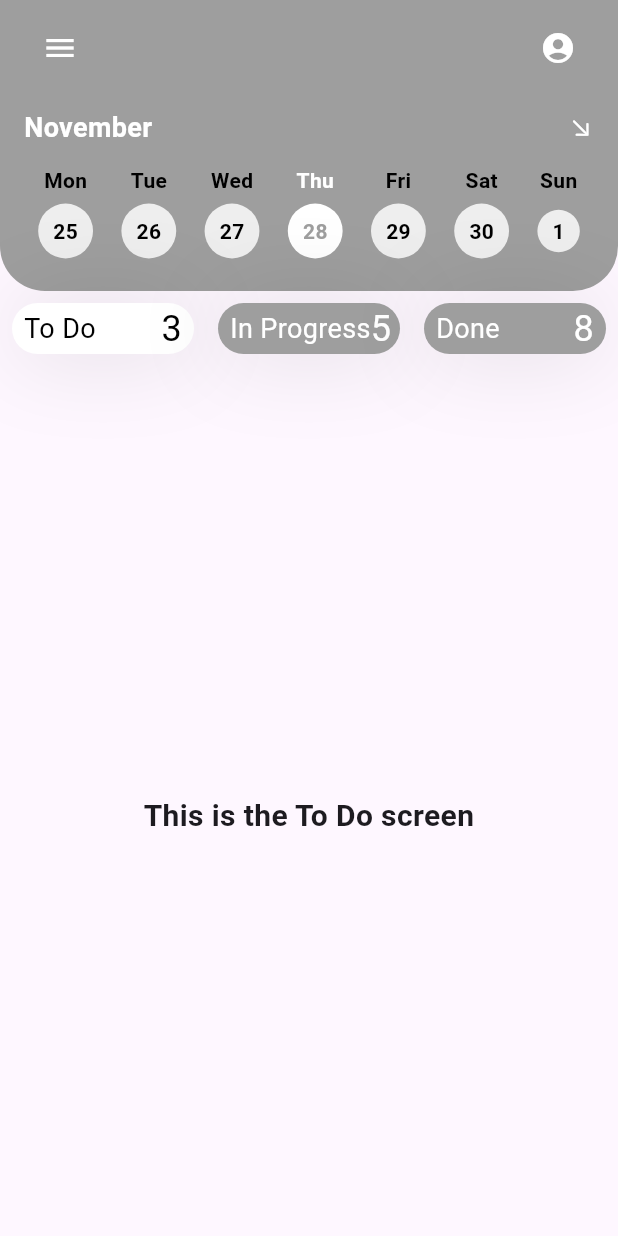
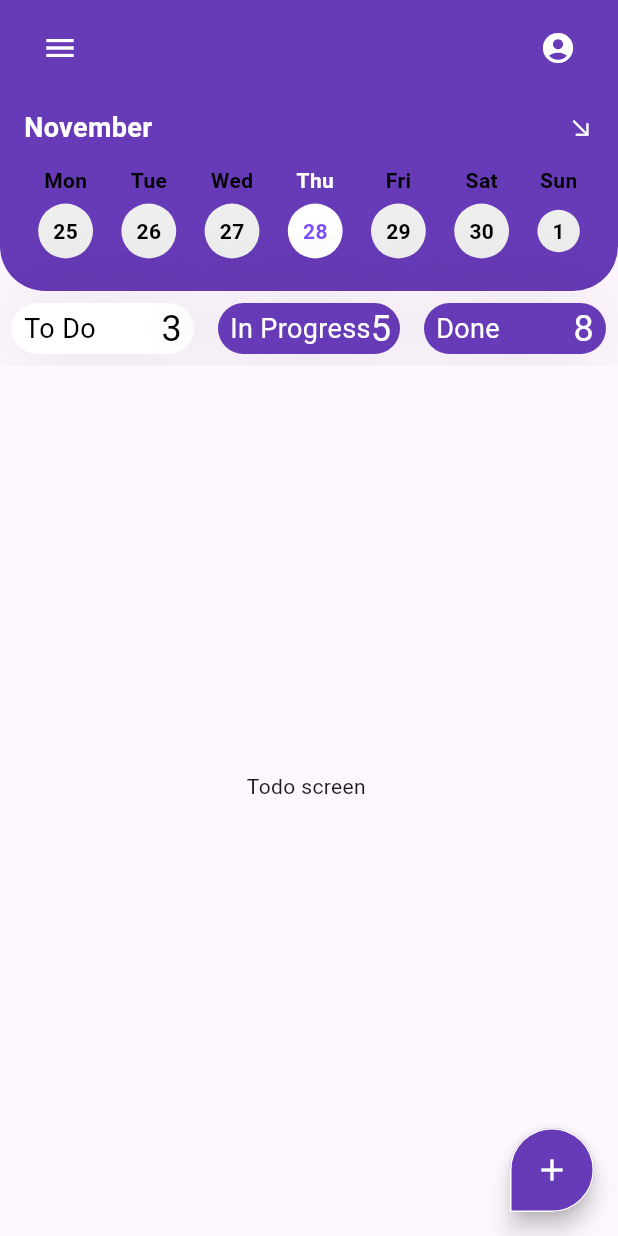
Before and after one commit to MariamAshraf200/GoalMapper, a Flutter app: the screen it shows after launch, on a phone screen of 412 x 824 dp. Run offline on Flutter 3.47's test engine with Material 3 defaults, Android fonts, the light colour scheme and no system bars.

Commit message:
AddNewTaskUI

```diff
--- /dev/null
+++ b/lib/feature/home/presintation/Widget/customContainerAddnewTask.dart
@@ -0,0 +1,53 @@
+
+import 'package:flutter/material.dart';
+
+class CustomContainer extends StatelessWidget {
+  final String text;
+  final TextStyle? textStyle;
+  final Alignment alignment;
+  final Color backgroundColor;
+  final double borderRadius;
+  final Function()? onTap;
+
+  const CustomContainer({
+    Key? key,
+    required this.text,
+    this.textStyle,
+    this.alignment = Alignment.center,
+    this.backgroundColor = Colors.grey,
+    this.borderRadius = 20.0,
+    this.onTap,
+  }) : super(key: key);
+
+  @override
+  Widget build(BuildContext context) {
+    return GestureDetector(
+      onTap: onTap,
+      child: Container(
+        alignment: alignment,
+        padding: const EdgeInsets.all(12.0),
+        decoration: BoxDecoration(
+          color: backgroundColor,
+          borderRadius: BorderRadius.circular(borderRadius),
+          boxShadow: [
+            BoxShadow(
+              color: Colors.black26,
+              blurRadius: 5.0,
+              offset: const Offset(2, 2),
+            ),
+          ],
+        ),
+        child: Text(
+          text,
+          style: textStyle ??
+              const TextStyle(
+                color: Colors.white,
+                fontSize: 16,
+                fontWeight: FontWeight.bold,
+              ),
+          textAlign: TextAlign.center,
+        ),
+      ),
+    );
+  }
+}
--- a/lib/feature/home/presintation/Widget/build_container.dart
+++ b/lib/feature/home/presintation/Widget/customContainerHome.dart
@@ -22,7 +22,7 @@ class CustomContainer extends StatelessWidget {
         padding: const EdgeInsets.all(8.0),
         child: Container(
           decoration: BoxDecoration(
-            color: isSelected ? Colors.white : Colors.grey,
+            color: isSelected ? Colors.white : Colors.deepPurple,
             borderRadius: BorderRadius.circular(30),
             boxShadow: const [
               BoxShadow(
--- a/lib/feature/home/presintation/Widget/data_format.dart
+++ b/lib/feature/home/presintation/Widget/data_format.dart
@@ -17,7 +17,7 @@ class DataFormat extends StatelessWidget {
       children: [
         // Header Container
         Container(
-          color: Colors.grey,
+          color: Colors.deepPurple,
           padding: const EdgeInsets.symmetric(vertical: 8.0, horizontal: 16.0),
           child: Row(
             mainAxisAlignment: MainAxisAlignment.spaceBetween,
@@ -36,7 +36,7 @@ class DataFormat extends StatelessWidget {
         // Main Content Container
         Container(
           decoration: const BoxDecoration(
-            color: Colors.grey,
+            color: Colors.deepPurple,
             borderRadius: BorderRadiusDirectional.only(
               bottomEnd: Radius.circular(30),
               bottomStart: Radius.circular(30),
@@ -101,7 +101,7 @@ class DataFormat extends StatelessWidget {
                                 style: TextStyle(
                                   fontSize: 14,
                                   fontWeight: FontWeight.bold,
-                                  color: isToday ? Colors.grey : Colors.black,
+                                  color: isToday ? Colors.deepPurpleAccent: Colors.black,
                                 ),
                               ),
                             ),
--- a/lib/feature/home/presintation/screen/homeScreen.dart
+++ b/lib/feature/home/presintation/screen/homeScreen.dart
@@ -1,6 +1,10 @@
 import 'package:flutter/material.dart';
-import '../Widget/build_container.dart';
+import 'package:mapper_app/feature/home/presintation/screen/reviewScreen.dart';
+import 'package:mapper_app/feature/home/presintation/screen/todoScreen.dart';
+import '../Widget/customContainerHome.dart';
 import '../Widget/data_format.dart';
+import 'AddNewTaskScreen.dart';
+import 'inProgressScreen.dart';
 
 class HomeScreen extends StatefulWidget {
   const HomeScreen({Key? key}) : super(key: key);
@@ -13,18 +17,20 @@ class _HomeScreenState extends State<HomeScreen> {
   int selectedIndex = 0;
 
   // Placeholder content for each section
-  final List<String> content = [
-    'This is the To Do screen',
-    'This is the In Progress screen',
-    'This is the Done screen',
-  ];
+  final List<Widget> content = [
+    TodoScreen(),
+    InProgressScreen(),
+    ReviewScreen(),
+    ];
 
   @override
   Widget build(BuildContext context) {
     return Scaffold(
       body: Column(
         children: [
-          DataFormat(),
+          // Top section
+          const DataFormat(),
+          // Container row
           Row(
             mainAxisAlignment: MainAxisAlignment.spaceEvenly,
             children: [
@@ -66,21 +72,30 @@ class _HomeScreenState extends State<HomeScreen> {
               ),
             ],
           ),
+          Expanded(child: content[selectedIndex]),
           const SizedBox(height: 20),
-          // Dynamic content based on selectedIndex
-          Expanded(
-            child: Center(
-              child: Text(
-                content[selectedIndex],
-                style: const TextStyle(
-                  fontSize: 20,
-                  fontWeight: FontWeight.bold,
-                ),
-                textAlign: TextAlign.center,
-              ),
+        ],
+      ),
+      floatingActionButton: FloatingActionButton(
+        shape: const OutlineInputBorder(
+            borderSide: BorderSide(color: Colors.white),
+            borderRadius: BorderRadius.only(
+                topLeft: Radius.circular(50),
+                topRight: Radius.circular(50),
+                bottomRight: Radius.elliptical(50, 50))),
+        onPressed: () {
+          Navigator.pushReplacement(
+            context,
+            MaterialPageRoute(
+              builder: (context) =>  AddTaskScreen(),
             ),
-          ),
-        ],
+          );
+        },
+        backgroundColor: Colors.deepPurple,
+        child: const Icon(
+          Icons.add,
+          color: Colors.white,
+        ),
       ),
     );
   }
--- /dev/null
+++ b/lib/feature/home/presintation/screen/todoScreen.dart
@@ -0,0 +1,11 @@
+import 'package:flutter/material.dart';
+
+class TodoScreen extends StatelessWidget {
+
+  @override
+  Widget build(BuildContext context) {
+    return const Scaffold(
+      body: Center(child: Text('Todo screen ')),
+    );
+  }
+}
```
Also changed, not shown: lib/feature/home/presintation/Widget/customTextFeild.dart (added, +65 -0 lines), lib/feature/home/presintation/screen/AddNewTaskScreen.dart (added, +165 -0 lines), lib/feature/home/presintation/screen/inProgressScreen.dart (added, +11 -0 lines), lib/feature/home/presintation/screen/reviewScreen.dart (added, +11 -0 lines).
